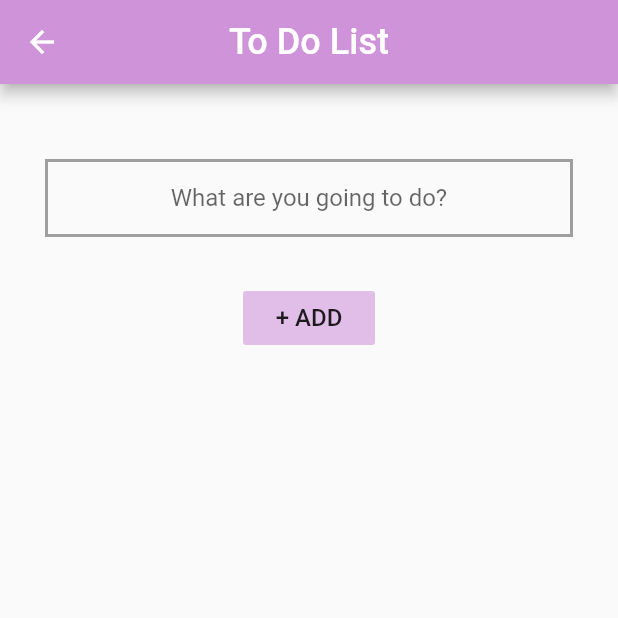
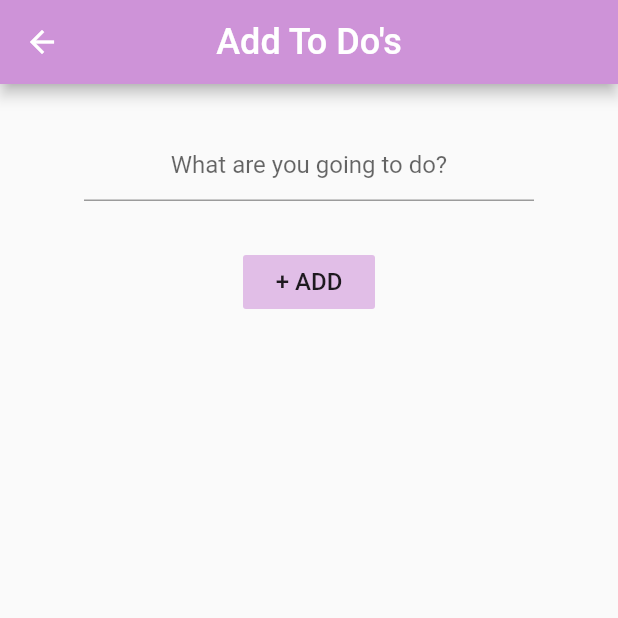
Before and after one commit to gu-tig169/gusmajul, a Flutter app: the screen it shows after launch, after a tap on the "add" icon, on a phone screen of 412 x 824 dp, the top half of it. Run offline on Flutter 3.47's test engine with Material 2 defaults, Android fonts, the phone set to English and light mode, and no system bars.

Commit message:
Implemented changes for steg2

```diff
--- /dev/null
+++ b/lib/AddToListView.dart
@@ -0,0 +1,84 @@
+import 'package:flutter/material.dart';
+import 'package:to_do_list/model.dart';
+import './model.dart';
+
+class AddToListView extends StatefulWidget {
+
+  final Task task;
+
+  AddToListView(this.task);
+
+  //Behövs konstruktor? 18:20 i filmen
+
+    @override
+  _AddToListViewState createState() => _AddToListViewState(task);
+}
+
+class _AddToListViewState extends State<AddToListView> {
+
+  String toDoMessage;
+  TextEditingController inputController = TextEditingController();
+  bool _validate = false;
+
+  _AddToListViewState(task){
+    this.toDoMessage = task.toDoMessage;
+  inputController.addListener(() {
+    setState(() {
+      toDoMessage = inputController.text;
+    });
+  });
+
+  }
+
+  Widget build(BuildContext context) {
+    return Scaffold(
+      appBar: AppBar(
+        backgroundColor: Colors.purple[200],
+        centerTitle: true,
+        title: Text("Add To Do's",
+        style: TextStyle(fontSize: 24)),
+      ),
+      body: Center(
+        child: Column(
+          children: [
+            Container(height: 30),
+            _userInput(),
+            Container(height: 30),
+            _addTask(),
+          ],
+        ),
+      ),
+    );
+  }
+
+  Widget _userInput(){
+    return Container(
+      width: 300,
+      child: TextField(
+      controller: inputController,
+      textAlign: TextAlign.center,
+      decoration: InputDecoration(
+        hintText: 'What are you going to do?',
+        errorText: _validate ? 'You must write something to get shit done!' : null,
+        ), //En errortext visas om användaren ej skrivit något i Textfield
+      ),
+    );
+  }
+
+  Widget _addTask(){
+    return FlatButton(
+      onPressed: () {
+        setState(() {
+          if (inputController.text.isEmpty) {
+            _validate = true;
+          } //Om användaren trycker på knappen och TextField är tomt visas en errortext och ingen task skapas
+            else if (inputController.text.isNotEmpty) {
+            Navigator.pop(context, Task(toDoMessage: toDoMessage));
+          } //Om TextField är ifyllt skapas en task
+        });
+      },
+      color: Colors.purple[100],
+      child: Text('+ ADD', style: TextStyle(fontSize: 16)),
+    );
+  }
+}
--- /dev/null
+++ b/lib/ToDoListView.dart
@@ -0,0 +1,75 @@
+import 'package:flutter/material.dart';
+import 'package:provider/provider.dart';
+import 'AddToListView.dart';
+import 'ToDoList.dart';
+import 'model.dart';
+
+class ToDoListView extends StatefulWidget {
+
+  @override
+  _ToDoListViewState createState() => _ToDoListViewState();
+}
+
+class _ToDoListViewState extends State<ToDoListView>{
+
+  List<String> filters = ['All Tasks', 'Completed', 'Incompleted'];
+  String values = 'All Tasks';
+
+  @override
+  Widget build(BuildContext context) {
+  return Scaffold(
+    appBar: AppBar(
+      backgroundColor: Colors.purple[200],
+      centerTitle: true,
+      title: Text('To Do List', style: TextStyle(fontSize: 24)),
+      actions: [_dropDownButton(),],
+    ),
+      body: Consumer<MyState>(
+        builder: (context, state, child) => ToDoList(
+          state.filterOptions(values)
+        ), //Bodyn är mina listItems
+      ),
+      floatingActionButton: _floatingActionButton(),
+    );
+  }
+
+  Widget _dropDownButton(){
+    return DropdownButton(
+      value: values,
+      onChanged: (newValue) {
+        setState(() {
+          values = newValue;
+        });
+      },
+      items: filters.map((filter) {
+        return DropdownMenuItem<String> (
+          value: filter,
+          child: Text(filter),
+        );
+      })
+      .toList(), //Gör dropdownmenuitems av min lista filters
+      icon: Icon(Icons.more_vert,
+        size: 25,
+        color: Colors.white
+      ),
+    );
+  }
+
+  Widget _floatingActionButton(){
+    return FloatingActionButton(
+      child: Icon(Icons.add),
+      backgroundColor: Colors.purple[200],
+      onPressed: () async {
+        var newTask = await Navigator.push(context, MaterialPageRoute(
+          builder: (context) => AddToListView(
+            Task(
+              toDoMessage: 'Task',))));
+            if (newTask != null) {
+              Provider.of<MyState>(context, listen: false).addItem(newTask);
+            } else {
+              return Text('Oops');
+            }
+      },
+    );
+  }
+}
--- a/lib/main.dart
+++ b/lib/main.dart
@@ -1,8 +1,17 @@
 import 'package:flutter/material.dart';
-import 'package:flutter/rendering.dart';
+import 'ToDoListView.dart';
+import 'model.dart';
+import 'package:provider/provider.dart';
 
 void main() {
-  runApp(MyApp());
+  var state = MyState();
+
+  runApp(
+    ChangeNotifierProvider(
+      create: (context) => state,
+      child: MyApp(),
+    ),
+  );
 }
 
 class MyApp extends StatelessWidget {
@@ -10,142 +19,7 @@ class MyApp extends StatelessWidget {
   Widget build(BuildContext context) {
     return MaterialApp(
       title: 'To Do List',
-      home: HomePage(),
+      home: ToDoListView(),
     );
   }
-}
-
-class HomePage extends StatelessWidget {
-  @override
-  Widget build(BuildContext context) {
-  return Scaffold(
-    appBar: AppBar(
-      backgroundColor: Colors.purple[200],
-      centerTitle: true,
-      title: Text('To Do List', style: TextStyle(fontSize: 24)),
-      actions: [
-        _filterOptions(),
-      ],
-    ),
-      body: _toDoList(),
-      floatingActionButton: FloatingActionButton(
-        onPressed: () {Navigator.push(
-        context,
-        MaterialPageRoute(builder: (context) => AddToList())
-        );
-        }, //Knappen för att komma till vyn där man kan lägga till saker i listan
-        child: Icon(Icons.add),
-        backgroundColor: Colors.purple[200],
-      ),
-    );
-  }
-}
-
-  Widget _filterOptions() {
-    return PopupMenuButton<String>(
-      itemBuilder: (context) => [ //itemBuilder körs när menyknappen trycks på
-        PopupMenuItem(child:
-        Text('all'),),
-        PopupMenuItem(child:
-        Text('done'),),
-        PopupMenuItem(child:
-        Text('undone'),),
-      ], //De items man ska kunna filtrera på
-      icon: Icon(Icons.more_vert,
-      size: 25,
-      color: Colors.white
-      ),
-    );
-  } //Min popup meny som ännu inte fyller någon funktion men som visar alternativ på hur man kan filtrera listan
-
-  Widget _toDoList() {
-    var toDo = [
-      'Brush my teeth',
-      'Build an app',
-      'Take a nap',
-      'Eat pizza',
-      'Take a walk',
-      'Go to Systembolaget',
-      'Drink Wine',
-      'Take another nap',
-      'Drink Water',
-      'Take a walk',
-      'Eat candy',
-  ];
-  //En lista med mina to do's
-
-    return ListView(
-      children: toDo.map((item) => _item(item)).toList(),
-    );
-    //ListView returnerar en skrollbar lista av min toDo
-    //map() skickar in varje element i vår lista till metoden _item()
-    //toList() samlar alla items från _item() i en lista
-  }
-
-  Widget _item(text) {
-    return Card(
-      child: CheckboxListTile(
-        controlAffinity: ListTileControlAffinity.leading, //Lägger checkboxen först
-        title: Text(text),
-        value: false,
-        onChanged: (val) {},
-        secondary: IconButton(icon: Icon(Icons.clear), //En knapp för att ta bort det i listan
-        onPressed: () {},
-        ),
-      ),
-    );
-  }
-  //En stateless CheckboxListTile som skapar en lista kombinerat med en checkbox
-  //La den i Card för att "dela in" listan, blev snyggare tycker jag
-
-  class AddToList extends StatelessWidget {
-    Widget build(BuildContext context) {
-      return Scaffold(
-        appBar: AppBar(
-          backgroundColor: Colors.purple[200],
-          centerTitle: true,
-          title: Text('To Do List',
-          style: TextStyle(fontSize: 24)),
-        ),
-        body: Center(
-          child: Column(
-            children: [
-            Container(height: 30),
-            _inputField(),
-            Container(height: 30),
-            _addToList(),
-            ],
-          ),
-        ),
-      );
-    }
-  }
-  //Vyn för att lägga till saker i listan
-
-  Widget _inputField() {
-    return Container(
-      decoration: BoxDecoration(
-        border: Border.all(
-          color: Colors.grey,
-          width: 2)
-          ),
-      margin: EdgeInsets.only(left: 30, top: 20, right: 30),
-      child: TextField(
-        textAlign: TextAlign.center,
-        decoration: InputDecoration(
-          hintText: 'What are you going to do?',
-          border: InputBorder.none),
-      ),
-    );
-  }
-  //En container med ett textfält där man kan skriva in det man vill lägga till i listan
-
-   Widget _addToList() {
-    return FlatButton(
-        onPressed: () {},
-        color: Colors.purple[100],
-        child:
-          Text('+ ADD', style: TextStyle(fontSize: 16)),
-     );
-  }
-  //En "platt" knapp med text
+} //Min dropdown meny som ännu inte fyller någon funktion men som visar alternativ på hur man kan filtrera listan
--- /dev/null
+++ b/lib/model.dart
@@ -0,0 +1,44 @@
+import 'package:flutter/cupertino.dart';
+
+class Task {
+  String toDoMessage;
+  bool completed;
+  bool todoToggle;
+
+  Task({this.toDoMessage, this.completed = false, this.todoToggle}) : super();
+
+  void checkboxValue() {
+    completed = !completed;
+  } //Checkbox: ikryssad eller ej
+}
+
+class MyState extends ChangeNotifier{
+
+  final List<Task> _tasks = [];
+
+  void addItem(Task task){
+    _tasks.add(task);
+    notifyListeners();
+  } //Lägg till task
+
+  void removeItem(Task task){
+    _tasks.remove(task);
+    notifyListeners();
+  } //Ta bort task
+
+  void changeCheckboxValue(Task task){
+    final taskIndex = _tasks.indexOf(task);
+    _tasks[taskIndex].checkboxValue();
+    notifyListeners();
+  } //Om checkboxen blir tryckt på anropas checkboxValue() och värdet ändras
+
+  List<Task> filterOptions(String filter){
+    if (filter == 'Completed') {
+      return _tasks.where((task) => task.completed == true).toList();
+    } else if (filter == 'Incompleted') {
+      return _tasks.where((task) => task.completed == false).toList();
+    }
+    return _tasks;
+  } //Om filtreringen är 'Completed' visas bara de tasks som har värdet completed
+} //Om filtreringen är 'Incompleted' visas bara de tasks som inte har värdet completed
+//Annars returneras hela listan (då filteringen är 'All Tasks')
```
Also changed, not shown: lib/ToDoList.dart (added, +40 -0 lines).
